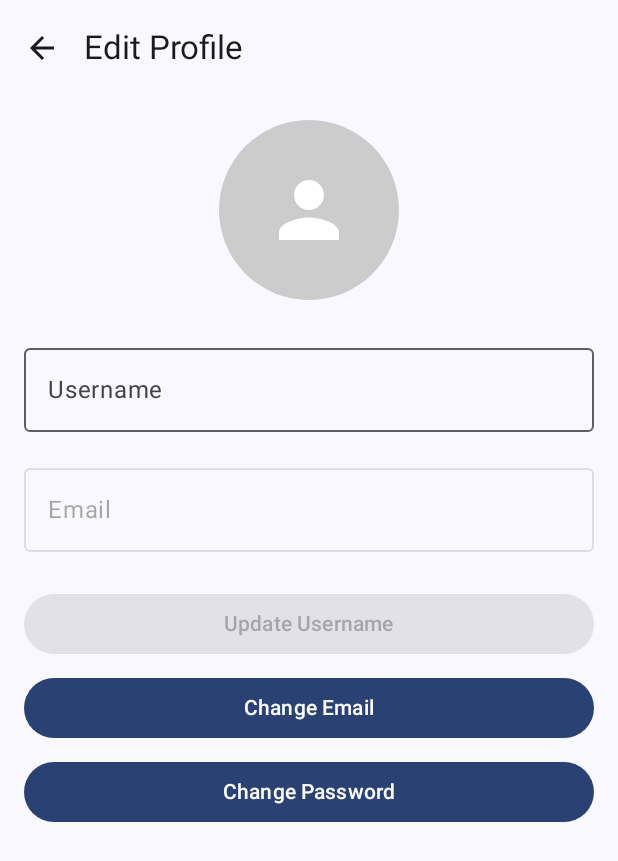
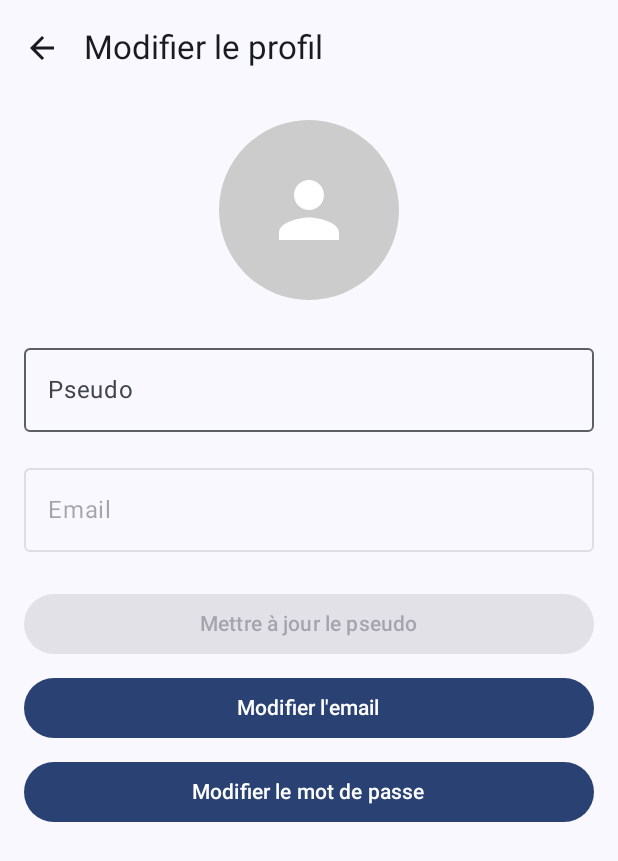
Before and after one commit to Sylouane05/fork_chan, an Android app built with Jetpack Compose: the EditProfilePage screen opened through its navigation route, on a phone screen of 412 x 824 dp. Shown: the top 861 px of the screen. Run offline under Robolectric (Android 15) with nearby library versions, the phone set to English and light mode, and no system bars; our stand-ins replace Firebase (no records; nobody signed in at launch, a user with empty details on screens opened directly), livedata-compose; pictures from the network do not load.

Commit message:
update du code, version fonctionnel

```diff
--- a/app/src/main/java/fr/fork_chan/activities/EditProfilePage.kt
+++ b/app/src/main/java/fr/fork_chan/activities/EditProfilePage.kt
@@ -146,7 +146,7 @@ fun EditProfilePage(navController: NavHostController) {
     Scaffold(
         topBar = {
             TopAppBar(
-                title = { Text("Edit Profile") },
+                title = { Text("Modifier le profil") },
                 navigationIcon = {
                     IconButton(onClick = { navController.navigateUp() }) {
                         Icon(
@@ -205,7 +205,7 @@ fun EditProfilePage(navController: NavHostController) {
             OutlinedTextField(
                 value = username.value,
                 onValueChange = { username.value = it },
-                label = { Text("Username") },
+                label = { Text("Pseudo") },
                 modifier = Modifier.fillMaxWidth(),
                 singleLine = true
             )
@@ -238,7 +238,7 @@ fun EditProfilePage(navController: NavHostController) {
                 modifier = Modifier.fillMaxWidth(),
                 enabled = !isLoading.value && username.value.isNotEmpty()
             ) {
-                Text("Update Username")
+                Text("Mettre à jour le pseudo")
             }
 
             Spacer(modifier = Modifier.height(8.dp))
@@ -248,7 +248,7 @@ fun EditProfilePage(navController: NavHostController) {
                 onClick = { showChangeEmailDialog.value = true },
                 modifier = Modifier.fillMaxWidth()
             ) {
-                Text("Change Email")
+                Text("Modifier l'email")
             }
 
             Spacer(modifier = Modifier.height(8.dp))
@@ -258,7 +258,7 @@ fun EditProfilePage(navController: NavHostController) {
                 onClick = { showChangePasswordDialog.value = true },
                 modifier = Modifier.fillMaxWidth()
             ) {
-                Text("Change Password")
+                Text("Modifier le mot de passe")
             }
 
             if (errorMessage.value != null) {
@@ -283,13 +283,13 @@ fun EditProfilePage(navController: NavHostController) {
 
         AlertDialog(
             onDismissRequest = { showChangeEmailDialog.value = false },
-            title = { Text("Change Email") },
+            title = { Text("Modifier votre email") },
             text = {
                 Column {
                     OutlinedTextField(
                         value = newEmail,
                         onValueChange = { newEmail = it },
-                        label = { Text("New Email") },
+                        label = { Text("Nouveau email") },
                         modifier = Modifier.fillMaxWidth(),
                         singleLine = true
                     )
@@ -297,7 +297,7 @@ fun EditProfilePage(navController: NavHostController) {
                     OutlinedTextField(
                         value = password,
                         onValueChange = { password = it },
-                        label = { Text("Current Password") },
+                        label = { Text("Mot de passe actuel") },
                         modifier = Modifier.fillMaxWidth(),
                         visualTransformation = PasswordVisualTransformation(),
                         singleLine = true
@@ -319,11 +319,11 @@ fun EditProfilePage(navController: NavHostController) {
                             }
                         }
                     }
-                ) { Text("Update") }
+                ) { Text("Confirmer") }
             },
             dismissButton = {
                 TextButton(onClick = { showChangeEmailDialog.value = false }) {
-                    Text("Cancel")
+                    Text("Annuler")
                 }
             }
         )
@@ -343,7 +343,7 @@ fun EditProfilePage(navController: NavHostController) {
                     OutlinedTextField(
                         value = currentPwd,
                         onValueChange = { currentPwd = it },
-                        label = { Text("Current Password") },
+                        label = { Text("Mot de passe actuel") },
                         modifier = Modifier.fillMaxWidth(),
                         visualTransformation = PasswordVisualTransformation(),
                         singleLine = true
@@ -352,7 +352,7 @@ fun EditProfilePage(navController: NavHostController) {
                     OutlinedTextField(
                         value = newPwd,
                         onValueChange = { newPwd = it },
-                        label = { Text("New Password") },
+                        label = { Text("Nouveau mot de passe") },
                         modifier = Modifier.fillMaxWidth(),
                         visualTransformation = PasswordVisualTransformation(),
                         singleLine = true
@@ -361,7 +361,7 @@ fun EditProfilePage(navController: NavHostController) {
                     OutlinedTextField(
                         value = confirmPwd,
                         onValueChange = { confirmPwd = it },
-                        label = { Text("Confirm New Password") },
+                        label = { Text("Confirmer le nouveau mot de passe") },
                         modifier = Modifier.fillMaxWidth(),
                         visualTransformation = PasswordVisualTransformation(),
                         singleLine = true
@@ -379,11 +379,11 @@ fun EditProfilePage(navController: NavHostController) {
                             Toast.makeText(context, "Passwords don't match", Toast.LENGTH_SHORT).show()
                         }
                     }
-                ) { Text("Update") }
+                ) { Text("Confirmer") }
             },
             dismissButton = {
                 TextButton(onClick = { showChangePasswordDialog.value = false }) {
-                    Text("Cancel")
+                    Text("Annuler")
                 }
             }
         )
@@ -399,10 +399,10 @@ private fun updateUsername(newUsername: String, context: android.content.Context
             .build()
         user.updateProfile(profileUpdates)
             .addOnSuccessListener {
-                Toast.makeText(context, "Username updated successfully", Toast.LENGTH_SHORT).show()
+                Toast.makeText(context, "Pseudo mis à jour avec succès", Toast.LENGTH_SHORT).show()
             }
             .addOnFailureListener { e ->
-                Toast.makeText(context, "Failed to update username: ${e.message}", Toast.LENGTH_SHORT).show()
+                Toast.makeText(context, "Echec de la mise à jour du pseudo: ${e.message}", Toast.LENGTH_SHORT).show()
             }
     }
 }
@@ -418,17 +418,17 @@ private fun updateEmail(newEmail: String, password: String, context: android.con
                     .addOnSuccessListener {
                         Toast.makeText(
                             context,
-                            "Verification email sent to $newEmail. Please verify to complete the change.",
+                            "Email de vérification envoyé à $newEmail. Veuillez confirmer le nouveau email.",
                             Toast.LENGTH_LONG
                         ).show()
                         onSuccess()
                     }
                     .addOnFailureListener { e ->
-                        Toast.makeText(context, "Failed to update email: ${e.message}", Toast.LENGTH_SHORT).show()
+                        Toast.makeText(context, "Echec de la mise à jour de l'email: ${e.message}", Toast.LENGTH_SHORT).show()
                     }
             }
             .addOnFailureListener { e ->
-                Toast.makeText(context, "Authentication failed: ${e.message}", Toast.LENGTH_SHORT).show()
+                Toast.makeText(context, "Authentication echoué: ${e.message}", Toast.LENGTH_SHORT).show()
             }
     }
 }
@@ -442,7 +442,7 @@ private fun updatePassword(currentPassword: String, newPassword: String, context
             .addOnSuccessListener {
                 user.updatePassword(newPassword)
                     .addOnSuccessListener {
-                        Toast.makeText(context, "Password updated successfully", Toast.LENGTH_SHORT).show()
+                        Toast.makeText(context, "Mot de passe mis à jour avec succès", Toast.LENGTH_SHORT).show()
                         onSuccess()
                     }
                     .addOnFailureListener { e ->
--- a/app/src/main/java/fr/fork_chan/activities/FeedPage.kt
+++ b/app/src/main/java/fr/fork_chan/activities/FeedPage.kt
@@ -30,14 +30,13 @@ import fr.fork_chan.models.AuthState
 import fr.fork_chan.models.AuthViewModel
 import fr.fork_chan.models.PostViewModel
 
-// --- New Composable to display a user's profile picture ---
+// --- Composable to display a user's profile picture ---
 @Composable
 fun ProfilePicture(userId: String, size: Int = 40) {
     var imageBitmap by remember { mutableStateOf<ImageBitmap?>(null) }
     var isLoading by remember { mutableStateOf(true) }
     var errorMessage by remember { mutableStateOf<String?>(null) }
 
-    // Fetch profile image from Firestore (using similar logic as in UserProfilePage)
     LaunchedEffect(userId) {
         FirebaseFirestore.getInstance().collection("users")
             .document(userId)
@@ -79,7 +78,6 @@ fun ProfilePicture(userId: String, size: Int = 40) {
                 modifier = Modifier.fillMaxSize()
             )
         } else {
-            // Fallback icon if there is no profile image
             Icon(
                 imageVector = Icons.Default.Person,
                 contentDescription = "Default Profile",
@@ -102,14 +100,13 @@ fun FeedPage(
     val posts by postViewModel.posts.observeAsState(emptyList())
     val comments by postViewModel.comments.observeAsState(emptyMap())
 
-    // Track which posts have their comments section expanded
+    // Track expanded comment sections per post
     val expandedCommentSections = remember { mutableStateMapOf<String, Boolean>() }
 
     LaunchedEffect(Unit) {
         postViewModel.fetchPosts()
     }
 
-    // Fetch comments for all posts initially
     LaunchedEffect(posts) {
         posts.forEach { post ->
             postViewModel.fetchComments(post.id)
@@ -172,13 +169,13 @@ fun FeedPage(
                     )
                     Spacer(modifier = Modifier.height(16.dp))
                     Text(
-                        text = "No posts yet",
+                        text = "Aucun Fork ici pour le moment",
                         fontSize = 18.sp,
                         color = Color.Gray
                     )
                     Spacer(modifier = Modifier.height(8.dp))
                     Text(
-                        text = "Create your first post!",
+                        text = "Créez votre premier Fork!",
                         color = Color.Gray
                     )
                 }
@@ -196,29 +193,18 @@ fun FeedPage(
                             .fillMaxWidth()
                             .padding(vertical = 8.dp)
                     ) {
-                        // Row for the author's profile picture and username
-                        Row(
-                            verticalAlignment = Alignment.CenterVertically,
-                            modifier = Modifier.fillMaxWidth()
-                        ) {
-                            // Assumes that each post has a "userId" field.
-
-                        }
+                        // (Optional: add user info row here if needed)
                         Spacer(modifier = Modifier.height(8.dp))
 
-                        // Get expanded state for this post or default to false
                         val isExpanded = expandedCommentSections[post.id] ?: false
-
-                        // Pass the comments for this post
                         val postComments = comments[post.id] ?: emptyList()
 
-                        // Post item with comments
                         PostItem(
                             post = post,
                             comments = postComments,
                             onLikeClick = { postViewModel.likePost(post.id) },
+                            onUnlikeClick = { postViewModel.unlikePost(post.id) }, // Ensure unlikePost exists in your PostViewModel
                             onCommentClick = {
-                                // Toggle comment section and fetch comments if expanding
                                 val newExpandedState = !(expandedCommentSections[post.id] ?: false)
                                 expandedCommentSections[post.id] = newExpandedState
                                 if (newExpandedState) {
@@ -230,7 +216,6 @@ fun FeedPage(
                             },
                             onAddComment = { comment ->
                                 postViewModel.addComment(post.id, comment)
-                                // Fetch updated comments immediately after adding
                                 postViewModel.fetchComments(post.id)
                             },
                             postViewModel = postViewModel
--- a/app/src/main/java/fr/fork_chan/activities/LoginPage.kt
+++ b/app/src/main/java/fr/fork_chan/activities/LoginPage.kt
@@ -138,20 +138,7 @@ fun LoginPage(modifier: Modifier = Modifier, navController: NavHostController, a
                 }
             )
 
-            Spacer(modifier = Modifier.height(8.dp))
-
-// Mot de passe oublié
-            TextButton(
-                onClick = { /* TODO: Implémenter la récupération du mot de passe */ },
-                modifier = Modifier.align(Alignment.End)
-            ) {
-                Text(
-                    text = "Mot de passe oublié ?",
-                    color = MaterialTheme.colorScheme.primary
-                )
-            }
-
-            Spacer(modifier = Modifier.height(24.dp))
+            Spacer(modifier = Modifier.height(28.dp))
 
 // Bouton de connexion
             Button(
--- a/app/src/main/java/fr/fork_chan/activities/UserProfilePage.kt
+++ b/app/src/main/java/fr/fork_chan/activities/UserProfilePage.kt
@@ -325,7 +325,8 @@ fun UserProfilePage(
                                 onAddComment = { comment ->
                                     postViewModel.addComment(post.id, comment)
                                 },
-                                postViewModel = postViewModel
+                                postViewModel = postViewModel,
+                                onUnlikeClick = TODO()
                             )
                         }
                     }
```
Also changed, not shown: app/src/main/java/fr/fork_chan/activities/CreatePostPage.kt (+6 -6 lines), app/src/main/java/fr/fork_chan/activities/PostItem.kt (+36 -74 lines), app/src/main/java/fr/fork_chan/models/PostViewModel.kt (+35 -30 lines).
